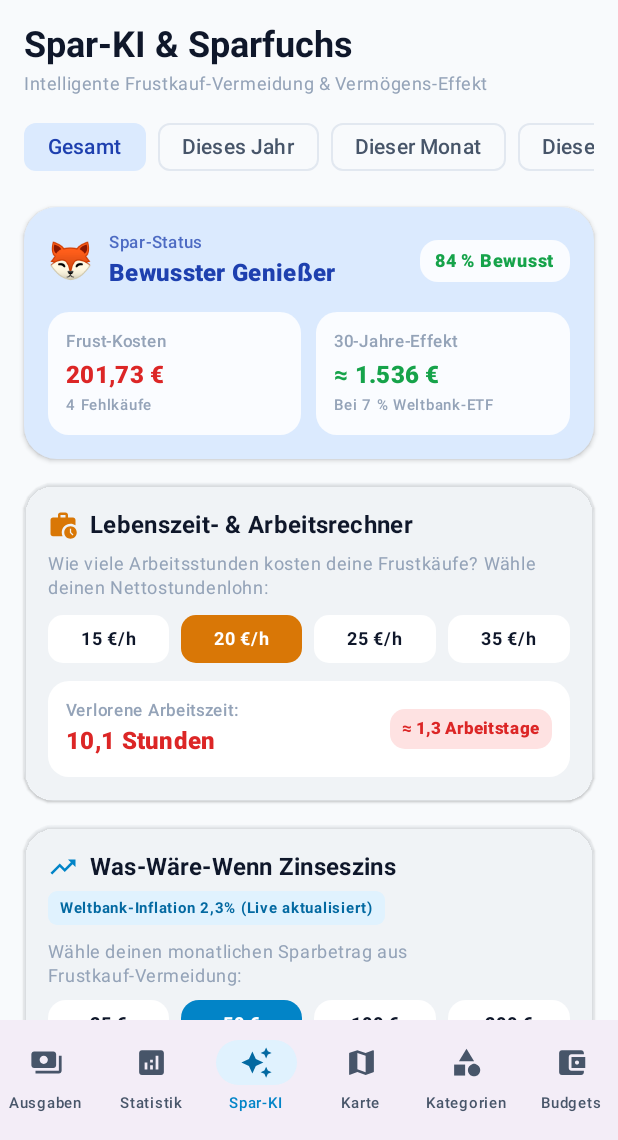
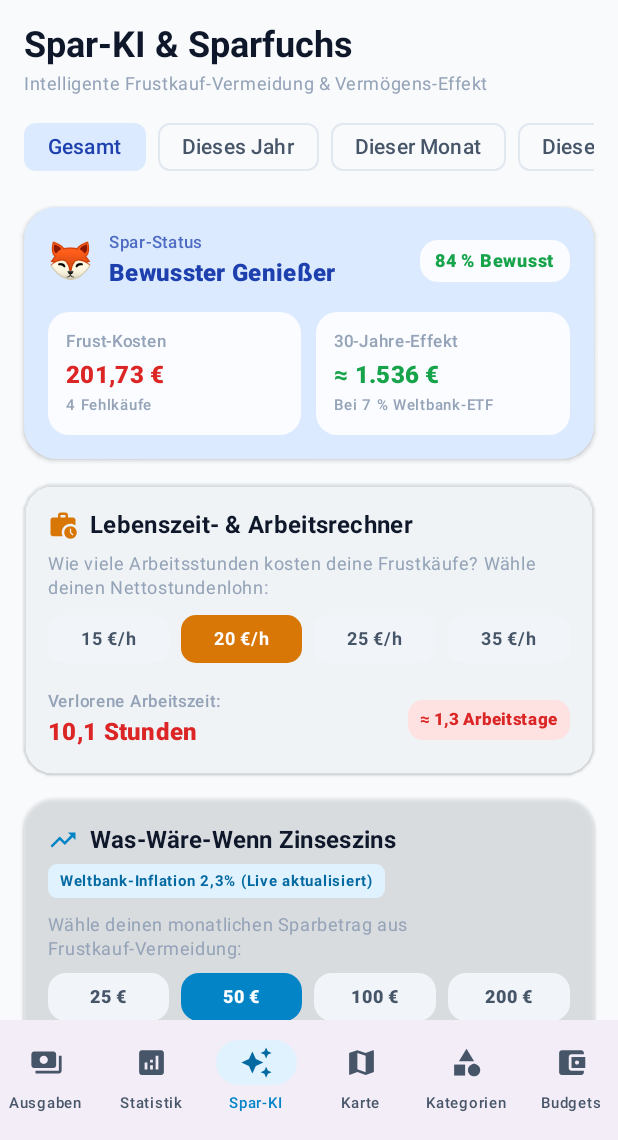
Before and after one commit to Tanja000/Reisekostentracker, an Android app built with Jetpack Compose: the screen it shows after launch (MainActivity), item 3 of the bottom bar chosen, on a phone screen of 412 x 824 dp, the part 96-1236 px from its top. Run offline under Robolectric (Android 15) with nearby library versions, the light colour scheme and no system bars; libraries missing offline, so code that uses them is left out: org.maplibre.android; 1 statement that could not run was skipped.

Commit message:
Remove contrasting white rectangular backgrounds on grey cards in Statistics and Save-AI tabs

```diff
--- a/app/src/main/java/de/saveiq/app/ui/components/StatCard.kt
+++ b/app/src/main/java/de/saveiq/app/ui/components/StatCard.kt
@@ -50,9 +50,9 @@ fun StatCard(
         modifier = modifier,
         shape = RoundedCornerShape(18.dp),
         colors = CardDefaults.cardColors(
-            containerColor = MaterialTheme.colorScheme.surfaceVariant.copy(alpha = 0.65f)
+            containerColor = MaterialTheme.colorScheme.surfaceVariant.copy(alpha = 0.5f)
         ),
-        elevation = CardDefaults.cardElevation(defaultElevation = 1.dp)
+        elevation = CardDefaults.cardElevation(defaultElevation = 0.dp)
     ) {
         Column(
             modifier = Modifier
--- a/app/src/main/java/de/saveiq/app/ui/screens/AiSavingsScreen.kt
+++ b/app/src/main/java/de/saveiq/app/ui/screens/AiSavingsScreen.kt
@@ -379,7 +379,7 @@ fun AiSavingsScreen(
                                 modifier = Modifier
                                     .weight(1f)
                                     .clip(RoundedCornerShape(10.dp))
-                                    .background(if (isSelected) Color(0xFFD97706) else MaterialTheme.colorScheme.surface)
+                                    .background(if (isSelected) Color(0xFFD97706) else MaterialTheme.colorScheme.surfaceVariant)
                                     .clickable { hourlyWage = wage }
                                     .padding(vertical = 8.dp),
                                 contentAlignment = Alignment.Center
@@ -388,25 +388,21 @@ fun AiSavingsScreen(
                                     text = "${wage.toInt()} €/h",
                                     fontWeight = FontWeight.Bold,
                                     style = MaterialTheme.typography.labelMedium,
-                                    color = if (isSelected) Color.White else MaterialTheme.colorScheme.onSurface
+                                    color = if (isSelected) Color.White else MaterialTheme.colorScheme.onSurfaceVariant
                                 )
                             }
                         }
                     }
 
-                    Spacer(modifier = Modifier.height(12.dp))
+                    Spacer(modifier = Modifier.height(14.dp))
 
                     val workHoursLost = if (hourlyWage > 0) totalFrustrationAmount / hourlyWage else 0.0
                     val workDaysLost = workHoursLost / 8.0
 
-                    Surface(
-                        shape = RoundedCornerShape(14.dp),
-                        color = MaterialTheme.colorScheme.surface
-                    ) {
                     Row(
                         modifier = Modifier
                             .fillMaxWidth()
-                                .padding(12.dp),
+                            .padding(top = 4.dp),
                         horizontalArrangement = Arrangement.SpaceBetween,
                         verticalAlignment = Alignment.CenterVertically
                     ) {
@@ -435,7 +431,6 @@ fun AiSavingsScreen(
                                 fontWeight = FontWeight.ExtraBold,
                                 color = Color(0xFFDC2626)
                             )
-                            }
                         }
                     }
                 }
@@ -506,11 +501,11 @@ fun AiSavingsScreen(
                         listOf(25, 50, 100, 200).forEach { amount ->
                             val isSelected = selectedMonthlySavings == amount
                             val bgColor by animateColorAsState(
-                                if (isSelected) Color(0xFF0284C7) else MaterialTheme.colorScheme.surface,
+                                if (isSelected) Color(0xFF0284C7) else MaterialTheme.colorScheme.surfaceVariant,
                                 label = "chipBg"
                             )
                             val textColor by animateColorAsState(
-                                if (isSelected) Color.White else MaterialTheme.colorScheme.onSurface,
+                                if (isSelected) Color.White else MaterialTheme.colorScheme.onSurfaceVariant,
                                 label = "chipText"
                             )
 
@@ -558,14 +553,10 @@ fun AiSavingsScreen(
                         }
                     }
 
-                    Surface(
-                        shape = RoundedCornerShape(14.dp),
-                        color = MaterialTheme.colorScheme.surface
-                    ) {
                     Column(
                         modifier = Modifier
                             .fillMaxWidth()
-                                .padding(12.dp)
+                            .padding(top = 4.dp)
                     ) {
                         Row(
                             modifier = Modifier.fillMaxWidth(),
@@ -599,14 +590,14 @@ fun AiSavingsScreen(
                             }
                         }
 
-                            Spacer(modifier = Modifier.height(8.dp))
+                        Spacer(modifier = Modifier.height(10.dp))
 
                         Row(
                             verticalAlignment = Alignment.CenterVertically,
                             modifier = Modifier
                                 .fillMaxWidth()
-                                    .background(Color(0xFFF0FDF4), RoundedCornerShape(8.dp))
-                                    .padding(horizontal = 8.dp, vertical = 6.dp)
+                                .background(Color(0xFF15803D).copy(alpha = 0.12f), RoundedCornerShape(8.dp))
+                                .padding(horizontal = 10.dp, vertical = 6.dp)
                         ) {
                             Text(
                                 text = milestoneReward,
@@ -614,7 +605,6 @@ fun AiSavingsScreen(
                                 fontWeight = FontWeight.Bold,
                                 color = Color(0xFF15803D)
                             )
-                            }
                         }
                     }
                 }
--- a/app/src/main/java/de/saveiq/app/ui/screens/StatisticsScreen.kt
+++ b/app/src/main/java/de/saveiq/app/ui/screens/StatisticsScreen.kt
@@ -642,7 +642,7 @@ fun AiFrustrationCard(
                 Surface(
                     modifier = Modifier.fillMaxWidth(),
                     shape = RoundedCornerShape(14.dp),
-                    color = MaterialTheme.colorScheme.surface
+                    color = MaterialTheme.colorScheme.surfaceVariant.copy(alpha = 0.5f)
                 ) {
                     Column(
                         modifier = Modifier
@@ -759,7 +759,7 @@ fun WorldBankOpportunityCard(
                         .fillMaxWidth()
                         .padding(vertical = 5.dp),
                     shape = RoundedCornerShape(14.dp),
-                    color = MaterialTheme.colorScheme.surface
+                    color = MaterialTheme.colorScheme.surfaceVariant.copy(alpha = 0.5f)
                 ) {
                     Column(
                         modifier = Modifier
```
Also changed, not shown: app/src/main/java/de/saveiq/app/ui/components/CategoryPieChart.kt (+14 -1 lines). Lines whose indentation alone changed are shown as unchanged.
